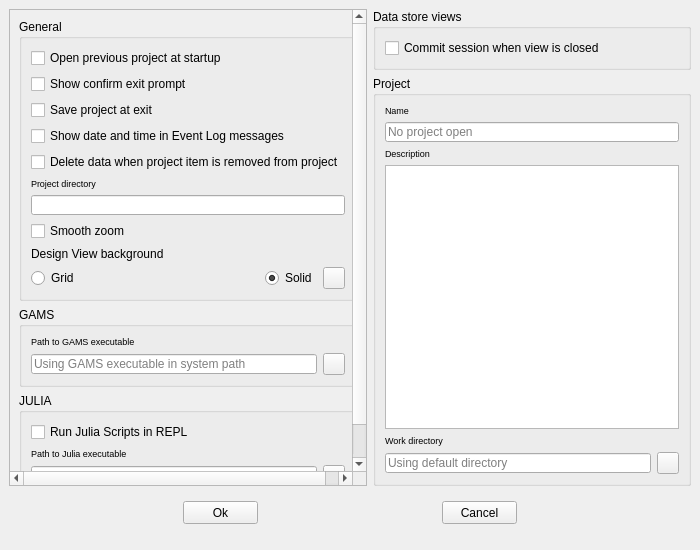
This is spinetoolbox/ui/settings.ui in spine-tools/Spine-Toolbox as Qt 5 draws it before an edit. The edited form follows.
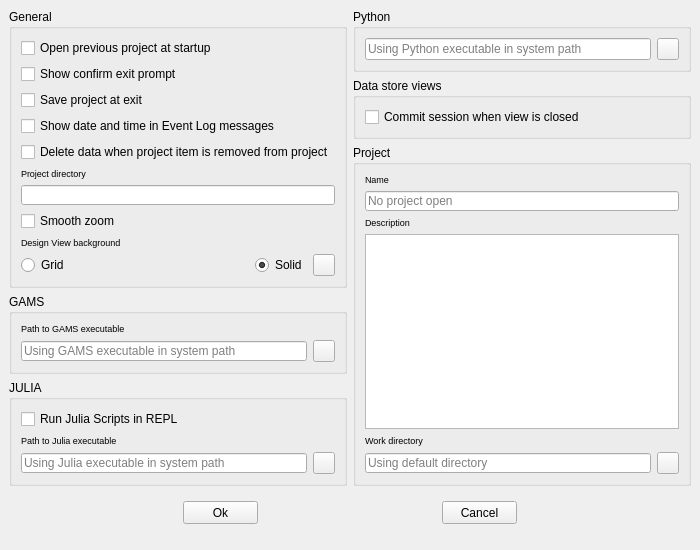
This is the edited form.

Commit message: Issue #217. Support for Python Tool templates and execution (No embedded Python REPL yet)

```diff
--- a/spinetoolbox/ui/settings.ui
+++ b/spinetoolbox/ui/settings.ui
@@ -93,6 +93,12 @@
      </property>
      <item>
       <widget class="QScrollArea" name="scrollArea">
+       <property name="focusPolicy">
+        <enum>Qt::NoFocus</enum>
+       </property>
+       <property name="frameShape">
+        <enum>QFrame::NoFrame</enum>
+       </property>
        <property name="widgetResizable">
         <bool>true</bool>
        </property>
@@ -101,11 +107,29 @@
          <rect>
           <x>0</x>
           <y>0</y>
-          <width>336</width>
-          <height>473</height>
+          <width>366</width>
+          <height>503</height>
          </rect>
         </property>
+        <property name="autoFillBackground">
+         <bool>true</bool>
+        </property>
         <layout class="QVBoxLayout" name="verticalLayout_5" stretch="0,0,0,0">
+         <property name="spacing">
+          <number>6</number>
+         </property>
+         <property name="leftMargin">
+          <number>0</number>
+         </property>
+         <property name="topMargin">
+          <number>0</number>
+         </property>
+         <property name="rightMargin">
+          <number>0</number>
+         </property>
+         <property name="bottomMargin">
+          <number>0</number>
+         </property>
          <item>
           <widget class="QGroupBox" name="groupBox_general">
            <property name="sizePolicy">
@@ -244,6 +268,11 @@
             </item>
             <item>
              <widget class="QLabel" name="label_7">
+              <property name="font">
+               <font>
+                <pointsize>7</pointsize>
+               </font>
+              </property>
               <property name="text">
                <string>Design View background</string>
               </property>
@@ -460,7 +489,45 @@
       </widget>
      </item>
      <item>
-      <layout class="QVBoxLayout" name="verticalLayout_3" stretch="0,1">
+      <layout class="QVBoxLayout" name="verticalLayout_3" stretch="0,0,1">
+       <item>
+        <widget class="QGroupBox" name="groupBox_python">
+         <property name="title">
+          <string>Python</string>
+         </property>
+         <layout class="QGridLayout" name="gridLayout_3">
+          <item row="0" column="0">
+           <widget class="QLineEdit" name="lineEdit_python_path">
+            <property name="toolTip">
+             <string>&lt;html&gt;&lt;head/&gt;&lt;body&gt;&lt;p&gt;Python executable directory&lt;/p&gt;&lt;/body&gt;&lt;/html&gt;</string>
+            </property>
+            <property name="placeholderText">
+             <string>Using Python executable in system path</string>
+            </property>
+            <property name="clearButtonEnabled">
+             <bool>true</bool>
+            </property>
+           </widget>
+          </item>
+          <item row="0" column="1">
+           <widget class="QToolButton" name="toolButton_browse_python">
+            <property name="maximumSize">
+             <size>
+              <width>22</width>
+              <height>22</height>
+             </size>
+            </property>
+            <property name="iconSize">
+             <size>
+              <width>20</width>
+              <height>20</height>
+             </size>
+            </property>
+           </widget>
+          </item>
+         </layout>
+        </widget>
+       </item>
        <item>
         <widget class="QGroupBox" name="groupBox_data_store">
          <property name="sizePolicy">
@@ -598,8 +665,8 @@
              <string>&lt;!DOCTYPE HTML PUBLIC &quot;-//W3C//DTD HTML 4.0//EN&quot; &quot;http://www.w3.org/TR/REC-html40/strict.dtd&quot;&gt;
 &lt;html&gt;&lt;head&gt;&lt;meta name=&quot;qrichtext&quot; content=&quot;1&quot; /&gt;&lt;style type=&quot;text/css&quot;&gt;
 p, li { white-space: pre-wrap; }
-&lt;/style&gt;&lt;/head&gt;&lt;body style=&quot; font-family:'MS Shell Dlg 2'; font-size:8.25pt; font-weight:400; font-style:normal;&quot;&gt;
-&lt;p style=&quot;-qt-paragraph-type:empty; margin-top:0px; margin-bottom:0px; margin-left:0px; margin-right:0px; -qt-block-indent:0; text-indent:0px;&quot;&gt;&lt;br /&gt;&lt;/p&gt;&lt;/body&gt;&lt;/html&gt;</string>
+&lt;/style&gt;&lt;/head&gt;&lt;body style=&quot; font-family:'MS Shell Dlg 2'; font-size:7.8pt; font-weight:400; font-style:normal;&quot;&gt;
+&lt;p style=&quot;-qt-paragraph-type:empty; margin-top:0px; margin-bottom:0px; margin-left:0px; margin-right:0px; -qt-block-indent:0; text-indent:0px; font-size:8.25pt;&quot;&gt;&lt;br /&gt;&lt;/p&gt;&lt;/body&gt;&lt;/html&gt;</string>
             </property>
             <property name="acceptRichText">
              <bool>false</bool>
```
Left out of the diff: 53 changed lines with no effect on the pictures. The commit also changes 14 other files.
